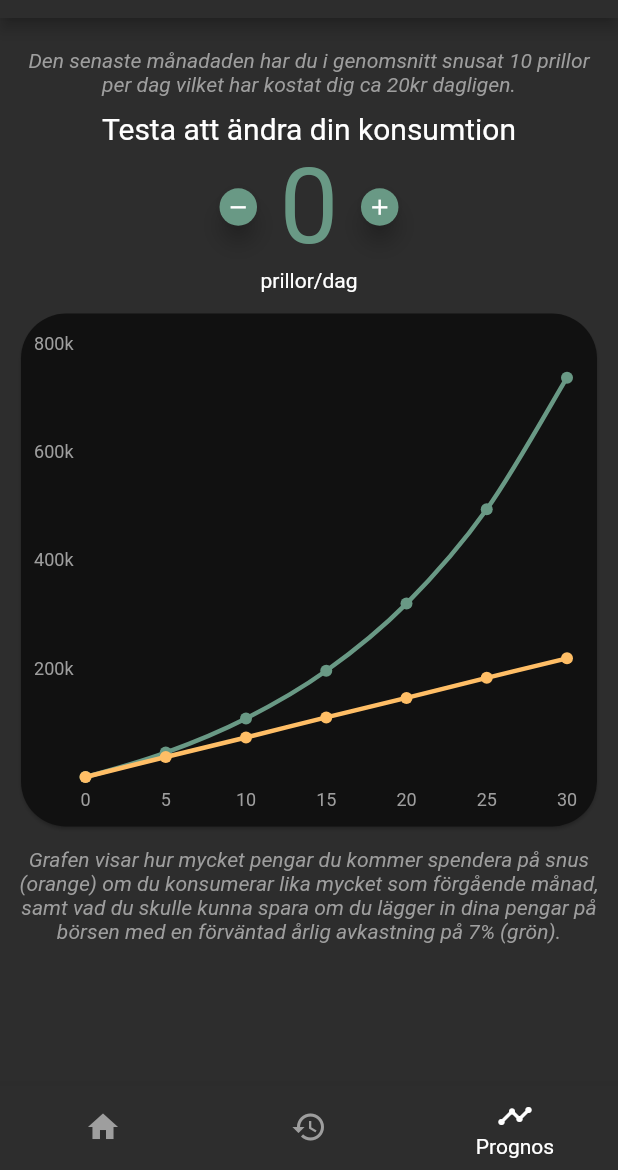
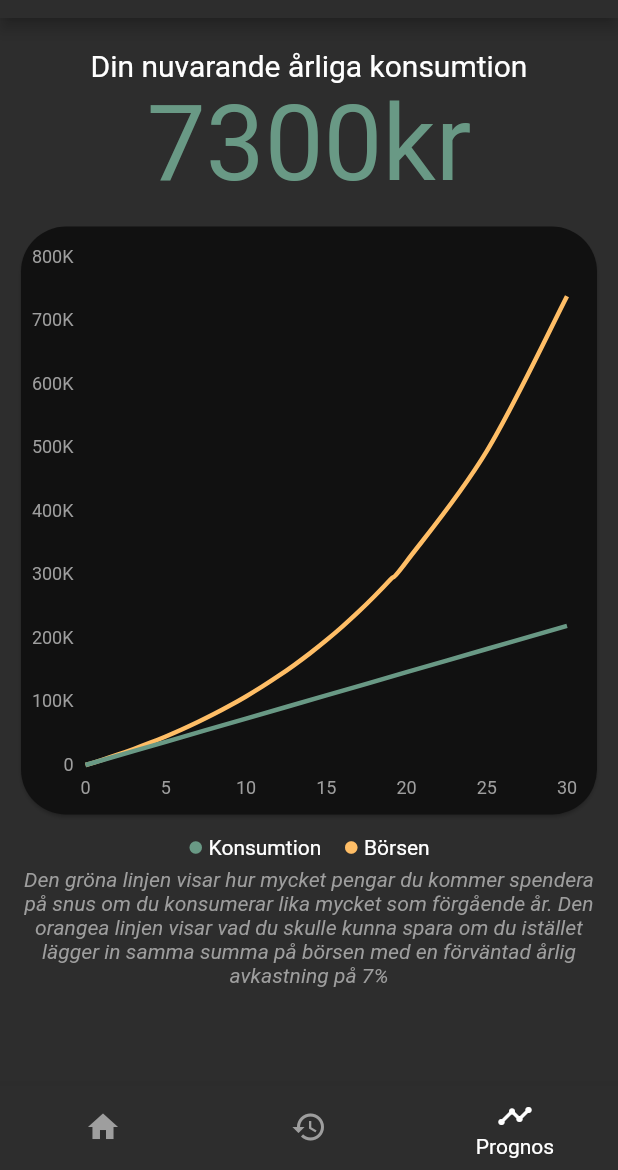
Before and after one commit to gu-tig169-ht21/Grupp10, a Flutter app: the screen it shows after launch, item 3 of the bottom bar chosen, on a phone screen of 412 x 824 dp, the part 66-1236 px from its top. Run offline on Flutter 3.47's test engine with Material 2 defaults, Android fonts, the phone set to English and light mode, and no system bars; drawn by our look-alikes of fl_chart; our stand-ins replace firebase_core, firebase_database, google_fonts; accounts and stored records are empty; statements that could not run were skipped.

Commit message:
grafändringar

```diff
--- a/lib/views/historik.dart
+++ b/lib/views/historik.dart
@@ -133,7 +133,7 @@ _lastYear() {
       child: Row(mainAxisAlignment: MainAxisAlignment.spaceBetween, children: <
           Widget>[
         Column(children: const [
-          Text('8000',
+          Text('7300',
               style: TextStyle(fontSize: 28, color: Color(0xff699985))),
           Text('kr', style: TextStyle(fontSize: 12, color: Colors.white)),
         ]),
--- a/lib/views/home.dart
+++ b/lib/views/home.dart
@@ -36,7 +36,9 @@ class _MyHomePageState extends State<MyHomePage> {
 
   void _decreaseCounter() {
     setState(() {
-      _counter--;
+      if (_counter > 1) {
+        _counter--;
+      }
     });
   }
 
--- a/lib/views/prognos.dart
+++ b/lib/views/prognos.dart
@@ -10,7 +10,7 @@ class MyPrognosPage extends StatefulWidget {
 }
 
 class _MyPrognosPageState extends State<MyPrognosPage> {
-  int _counter = 0;
+  int _counter = 10;
 
   void _incrementCounter() {
     setState(() {
@@ -20,7 +20,9 @@ class _MyPrognosPageState extends State<MyPrognosPage> {
 
   void _decreaseCounter() {
     setState(() {
-      _counter--;
+      if (_counter > 0) {
+        _counter--;
+      }
     });
   }
 
@@ -32,17 +34,7 @@ class _MyPrognosPageState extends State<MyPrognosPage> {
       Container(height: 10),
       Column(
         children: [
-          Text(
-              'Den senaste månadaden har du i genomsnitt snusat 10 prillor per dag vilket har kostat dig ca 20kr dagligen.',
-              textAlign: TextAlign.center,
-              style: GoogleFonts.roboto(
-                  color: Colors.grey, fontStyle: FontStyle.italic)),
-        ],
-      ),
-      Container(height: 10),
-      Column(
-        children: [
-          Text('Testa att ändra din konsumtion',
+          Text('Din nuvarande årliga konsumtion',
               style: TextStyle(color: Colors.white, fontSize: 20)),
         ],
       ),
@@ -50,51 +42,33 @@ class _MyPrognosPageState extends State<MyPrognosPage> {
         crossAxisAlignment: CrossAxisAlignment.center,
         mainAxisAlignment: MainAxisAlignment.center,
         children: [
-          SizedBox(
-            width: 25.0,
-            height: 25.0,
-            child: FloatingActionButton(
-              backgroundColor: const Color(0xff699985),
-              tooltip: 'Lägg till prilla',
-              child: const Icon(Icons.remove, size: 17.0),
-              onPressed: () {
-                _decreaseCounter();
-              },
-            ),
-          ),
-          const SizedBox(width: 15),
           Text(
-            '$_counter',
+            '7300kr',
             style: const TextStyle(
               color: Color(0xff699985),
               fontSize: 70.0,
             ),
           ),
-          const SizedBox(width: 15),
-          SizedBox(
-            width: 25.0,
-            height: 25.0,
-            child: FloatingActionButton(
-              backgroundColor: const Color(0xff699985),
-              tooltip: 'Lägg till prilla',
-              child: const Icon(Icons.add, size: 17.0),
-              onPressed: () {
-                _incrementCounter();
-              },
-            ),
-          ),
-        ],
-      ),
-      Column(
-        children: [
-          Text('prillor/dag', style: TextStyle(color: Colors.white)),
         ],
       ),
       _graf(),
+      Row(
+        mainAxisAlignment: MainAxisAlignment.center,
+        children: [
+          Icon(Icons.circle, color: Color(0xff699985), size: 10),
+          Text(' Konsumtion', style: TextStyle(color: Colors.white)),
+          SizedBox(width: 15),
+          Icon(Icons.circle, color: Color(0xffffbe66), size: 10),
+          Text(' Börsen', style: TextStyle(color: Colors.white))
+        ],
+      ),
+      SizedBox(height: 5),
       Column(
+        crossAxisAlignment: CrossAxisAlignment.center,
+        mainAxisAlignment: MainAxisAlignment.center,
         children: [
           Text(
-              'Grafen visar hur mycket pengar du kommer spendera på snus (orange) om du konsumerar lika mycket som förgående månad, samt vad du skulle kunna spara om du lägger in dina pengar på börsen med en förväntad årlig avkastning på 7% (grön).',
+              'Den gröna linjen visar hur mycket pengar du kommer spendera på snus om du konsumerar lika mycket som förgående år. Den orangea linjen visar vad du skulle kunna spara om du istället lägger in samma summa på börsen med en förväntad årlig avkastning på 7%',
               textAlign: TextAlign.center,
               style: GoogleFonts.roboto(
                   color: Colors.grey, fontStyle: FontStyle.italic)),
@@ -110,7 +84,7 @@ class _MyPrognosPageState extends State<MyPrognosPage> {
             alignment: Alignment.center,
             child: SizedBox(
               width: double.infinity,
-              height: 350,
+              height: 400,
               child: Card(
                 // elevation: 4,
                 shape: RoundedRectangleBorder(
--- a/lib/widgets/w_graf_historik.dart
+++ b/lib/widgets/w_graf_historik.dart
@@ -121,7 +121,7 @@ class GrafHistorikWidget extends StatelessWidget {
                 isCurved: true,
                 barWidth: 3,
                 colors: [
-                  Color(0xffffbe66),
+                  Color(0xff699985),
                 ],
               )
             ]),
--- a/lib/widgets/w_graf_prognos.dart
+++ b/lib/widgets/w_graf_prognos.dart
@@ -3,12 +3,17 @@ import 'package:flutter/material.dart';
 
 class GrafPrognosWidget extends StatelessWidget {
   @override
-  Widget build(BuildContext context) => LineChart(
-        LineChartData(
+  Widget build(BuildContext context) => LineChart(LineChartData(
+        lineTouchData: LineTouchData(
+          touchTooltipData: LineTouchTooltipData(
+            tooltipBgColor: Colors.white10,
+            tooltipRoundedRadius: 8,
+          ),
+        ),
         minX: 0,
         maxX: 30,
         minY: 0,
-            maxY: 80,
+        maxY: 800000,
         backgroundColor: const Color(0xff111111),
         titlesData: FlTitlesData(
           bottomTitles: SideTitles(
@@ -20,19 +25,6 @@ class GrafPrognosWidget extends StatelessWidget {
           ),
           leftTitles: SideTitles(
             showTitles: true,
-                getTitles: (value) {
-                  switch (value.toInt()) {
-                    case 20:
-                      return '200k';
-                    case 40:
-                      return '400k';
-                    case 60:
-                      return '600k';
-                    case 80:
-                      return '800k';
-                  }
-                  return '';
-                },
             margin: 8,
             reservedSize: 30,
             getTextStyles: (context, value) =>
@@ -65,37 +57,55 @@ class GrafPrognosWidget extends StatelessWidget {
         ),
         lineBarsData: [
           LineChartBarData(
+            // börsen
             spots: [
               FlSpot(0, 0),
-                  FlSpot(5, 4.5),
-                  FlSpot(10, 10.8),
-                  FlSpot(15, 19.6),
-                  FlSpot(20, 32),
-                  FlSpot(25, 49.4),
-                  FlSpot(30, 73.7),
+              FlSpot(1, 7807),
+              FlSpot(2, 16160),
+              FlSpot(3, 25098),
+              FlSpot(4, 34661),
+              FlSpot(5, 44894),
+              FlSpot(6, 55844),
+              FlSpot(7, 67560),
+              FlSpot(8, 80095),
+              FlSpot(9, 93509),
+              FlSpot(10, 107861),
+              FlSpot(11, 123218),
+              FlSpot(12, 139650),
+              FlSpot(13, 157232),
+              FlSpot(14, 176045),
+              FlSpot(15, 196175),
+              FlSpot(16, 217714),
+              FlSpot(17, 240761),
+              FlSpot(18, 265421),
+              FlSpot(19, 291807),
+              FlSpot(20, 320040),
+              FlSpot(25, 493768),
+              FlSpot(30, 737429),
+            ],
+            isCurved: true,
+            barWidth: 3,
+            colors: [Color(0xffffbe66)],
+            dotData: FlDotData(show: false),
+          ),
+          LineChartBarData(
+            // konsumtion
+            spots: [
+              FlSpot(0, 0),
+              FlSpot(5, 36500),
+              FlSpot(10, 73000),
+              FlSpot(15, 109500),
+              FlSpot(20, 146000),
+              FlSpot(25, 182500),
+              FlSpot(30, 219000),
             ],
             isCurved: true,
             barWidth: 3,
             colors: [
               Color(0xff699985),
             ],
+            dotData: FlDotData(show: false),
           ),
-              LineChartBarData(
-                spots: [
-                  FlSpot(0, 0),
-                  FlSpot(5, 3.7),
-                  FlSpot(10, 7.3),
-                  FlSpot(15, 11),
-                  FlSpot(20, 14.6),
-                  FlSpot(25, 18.3),
-                  FlSpot(30, 21.9),
         ],
-                isCurved: true,
-                barWidth: 3,
-                colors: [
-                  Color(0xffffbe66),
-                ],
-              )
-            ]),
-      );
+      ));
 }
```
Lines whose indentation alone changed are shown as unchanged.
